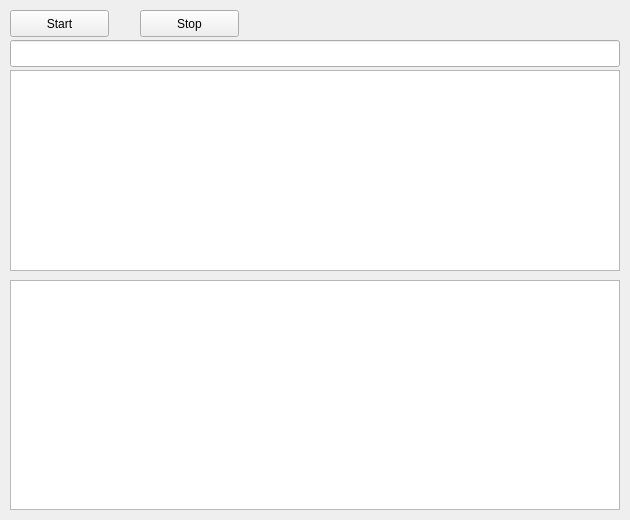
Old version of the form NetworkHandler/NetworkHandler/sniffdialog.ui in the repository jdaeman/qt.
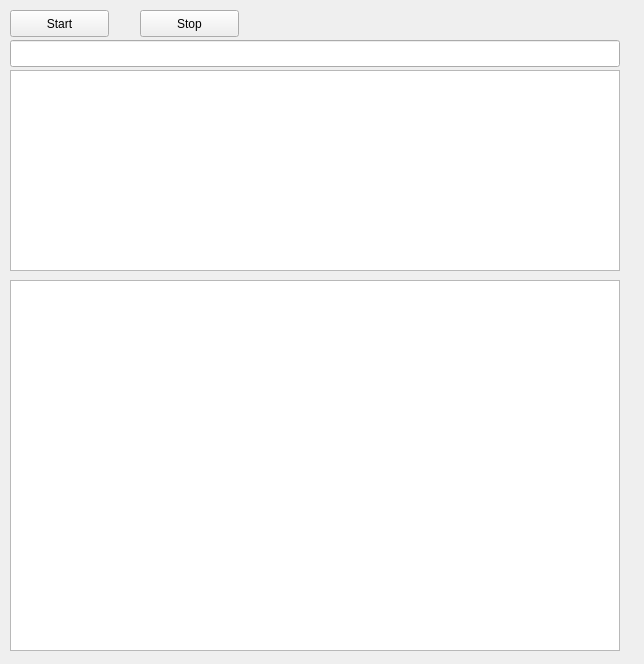
New version of the form.

Patch:
```diff
--- a/NetworkHandler/NetworkHandler/sniffdialog.ui
+++ b/NetworkHandler/NetworkHandler/sniffdialog.ui
@@ -6,8 +6,8 @@
    <rect>
     <x>0</x>
     <y>0</y>
-    <width>630</width>
-    <height>520</height>
+    <width>644</width>
+    <height>664</height>
    </rect>
   </property>
   <property name="windowTitle">
@@ -71,7 +71,7 @@
      <x>10</x>
      <y>280</y>
      <width>610</width>
-     <height>230</height>
+     <height>371</height>
     </rect>
    </property>
   </widget>
```
